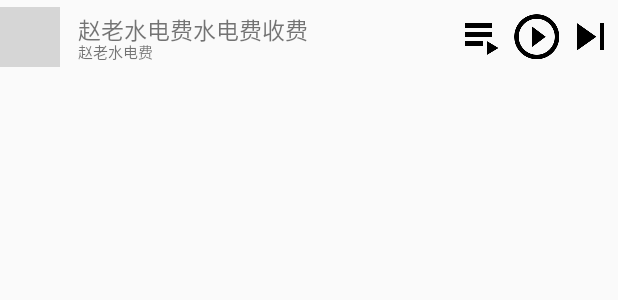
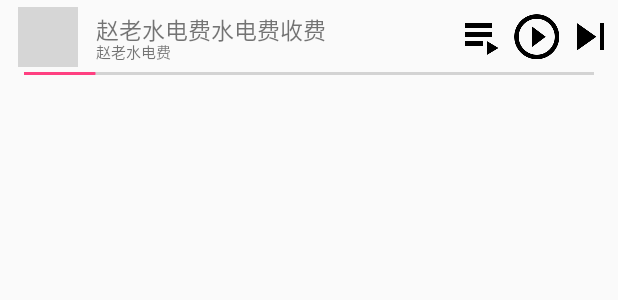
Before and after one commit to qintong91/RockerFmAndroid, an Android app: the layout music_bar.xml on its own in the app's theme, with its tools: preview values and no code run, on a phone screen of 412 x 824 dp. Shown: the top 300 px of the screen. Run offline under Robolectric (Android 15) with nearby library versions, the phone set to English and light mode, and no system bars; plain views replace SimpleDraweeView; grey boxes are pictures that could not be loaded.

```diff
--- a/app/src/main/res/layout/music_bar.xml
+++ b/app/src/main/res/layout/music_bar.xml
@@ -10,7 +10,7 @@
         android:layout_alignParentLeft="true"
         android:layout_centerVertical="true"
         android:background="@color/common_signin_btn_light_text_default"
-        android:paddingLeft="@dimen/music_bar_horizontal_padding"/>
+        android:layout_marginLeft="@dimen/music_bar_horizontal_padding"/>
 
     <TextView
         android:id="@+id/tv_music"
@@ -65,5 +65,16 @@
         android:paddingLeft="@dimen/music_bar_horizontal_padding"
         android:paddingRight="@dimen/music_bar_horizontal_padding" />
 
+    <SeekBar
+        android:id="@android:id/progress"
+        android:layout_width="match_parent"
+        android:layout_height="2dp"
+        android:layout_alignParentBottom="true"
+
+        android:paddingLeft="0dp"
+        android:paddingRight="0dp"
+        android:max="100"
+        android:progress="10"
+        android:thumbOffset="5dip"/>
 
 </RelativeLayout>
```
Also changed, not shown: app/src/main/java/com/example/mi/rockerfm/Services/MusicService.java (+26 -2 lines).
